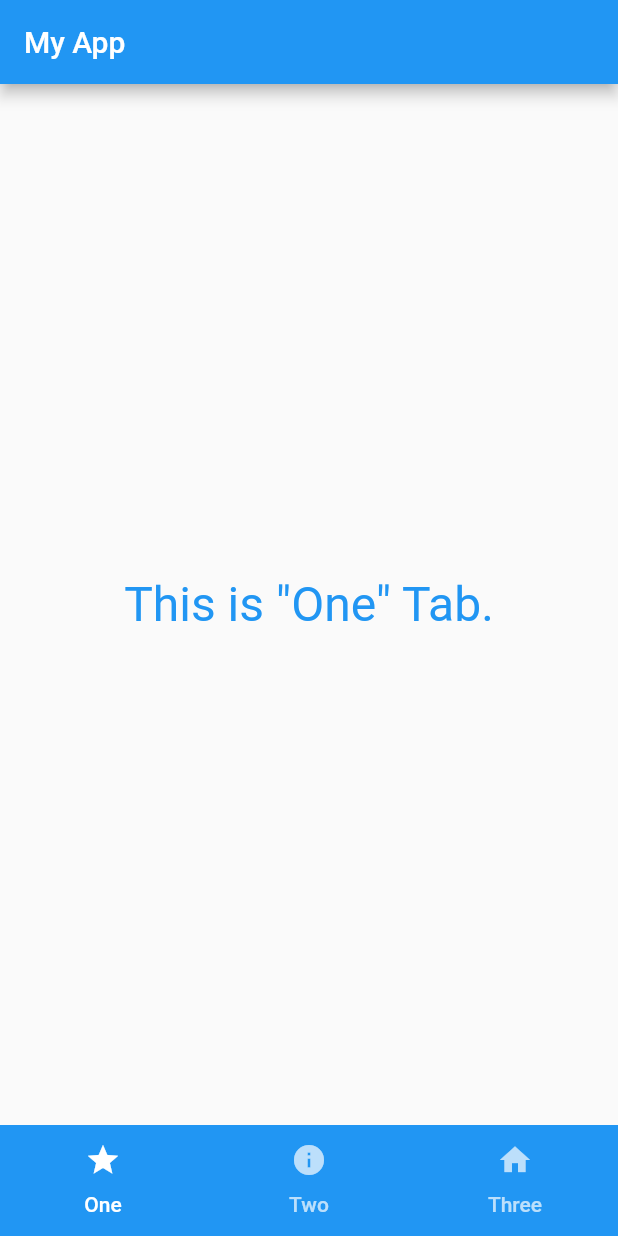
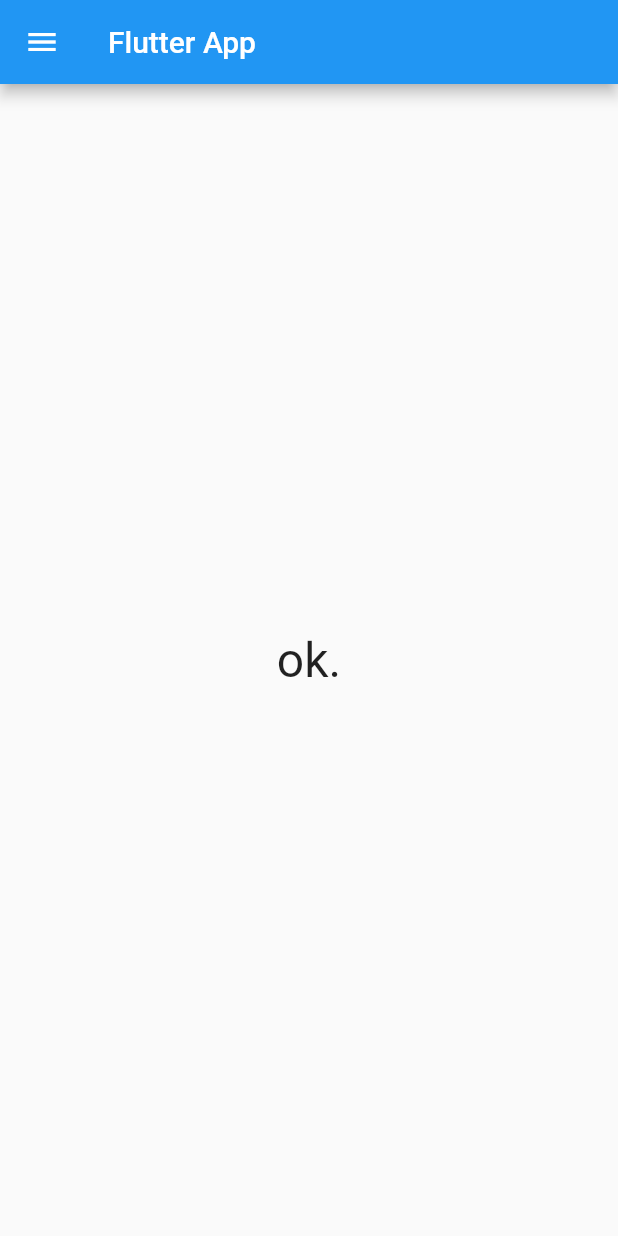
Before and after one commit to naokimakino/introduction-to-flutter3, a Flutter app: the screen it shows after launch, on a phone screen of 412 x 824 dp. Run offline on Flutter 3.47's test engine with Material 2 defaults, Android fonts, the light colour scheme and no system bars.

Commit message:
feat(chapter4): list4_12

```diff
--- a/chapter4/lib/main.dart
+++ b/chapter4/lib/main.dart
@@ -28,43 +28,53 @@ class MyHomePage extends StatefulWidget {
   _MyHomePageState createState() => _MyHomePageState();
 }
 
-class _MyHomePageState extends State<MyHomePage>
-    with SingleTickerProviderStateMixin {
-  static const List<Tab> tabs = <Tab>[
-    Tab(text: 'One', icon: Icon(Icons.star)),
-    Tab(text: 'Two', icon: Icon(Icons.info)),
-    Tab(text: 'Three', icon: Icon(Icons.home)),
-  ];
-
-  late TabController _tabController;
+class _MyHomePageState extends State<MyHomePage> {
+  static final _items = <Widget>[];
+  static var _message = 'ok.';
+  static var _tapped = 0;
 
   @override
   void initState() {
     super.initState();
-    _tabController = TabController(length: tabs.length, vsync: this);
+    for (var i = 0; i < 5; i++) {
+      var item = ListTile(
+        leading: const Icon(Icons.android),
+        title: Text('No, $i'),
+        onTap: () {
+          _tapped = i;
+          tapItem();
+        },
+      );
+      _items.add(item);
+    }
   }
 
   @override
   Widget build(BuildContext context) {
     return Scaffold(
-        appBar: AppBar(
-          title: const Text('My App'),
+      appBar: AppBar(
+        title: const Text('Flutter App'),
+      ),
+      body: Center(
+        child: Text(
+          _message,
+          style: const TextStyle(fontSize: 32.0),
         ),
-        bottomNavigationBar: Container(
-          color: Colors.blue,
-          child: TabBar(controller: _tabController, tabs: tabs),
+      ),
+      drawer: Drawer(
+        child: ListView(
+          shrinkWrap: true,
+          padding: const EdgeInsets.all(20.0),
+          children: _items,
         ),
-        body: TabBarView(
-          controller: _tabController,
-          children: tabs.map((Tab tab) {
-            return createTab(tab);
-          }).toList(),
-        ));
+      ),
+    );
   }
 
-  Widget createTab(Tab tab) {
-    return Center(
-        child: Text('This is "${tab.text}" Tab.',
-            style: const TextStyle(fontSize: 32.0, color: Colors.blue)));
+  void tapItem() {
+    Navigator.pop(context);
+    setState(() {
+      _message = 'tapped:[$_tapped]';
+    });
   }
 }
```
